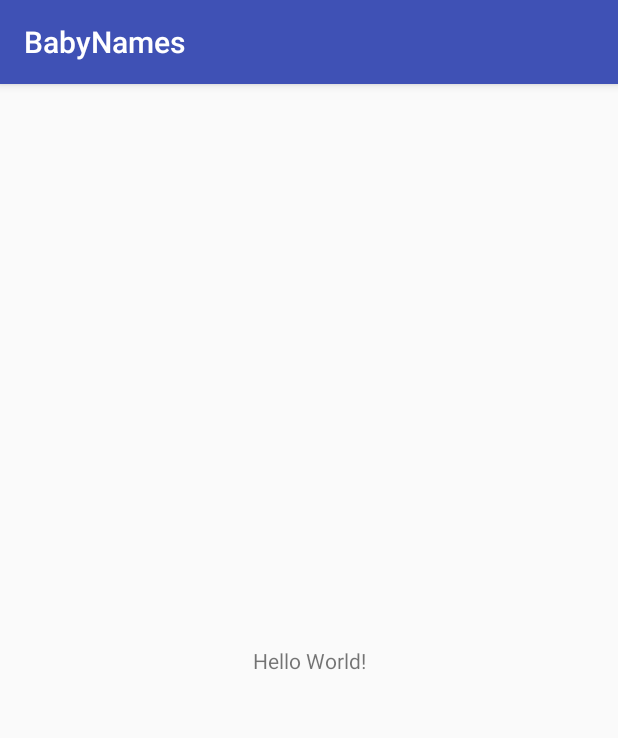
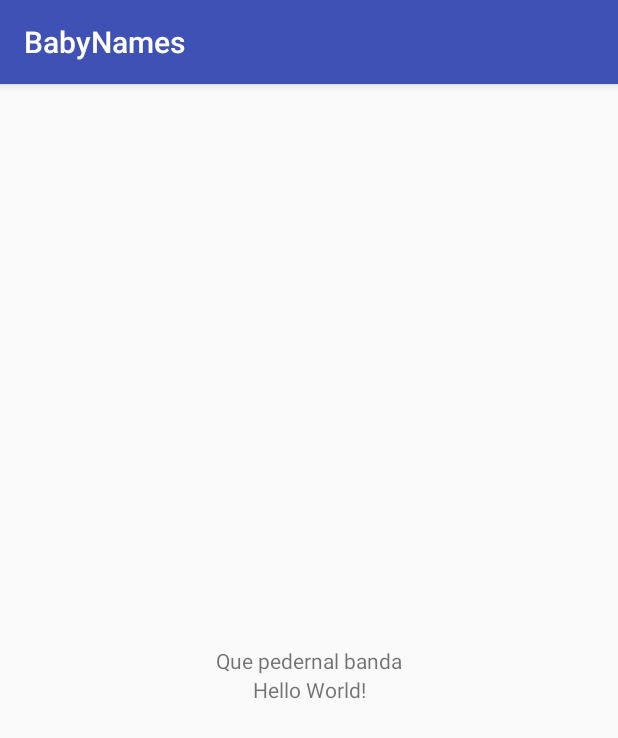
Before and after one commit to RobertoMobDev/BabyNames, an Android app: the screen it shows after launch (MainActivity), on a phone screen of 412 x 824 dp. Shown: the top 738 px of the screen. Run offline under Robolectric (Android 15) with nearby library versions, the phone set to English and light mode, and no system bars.

Commit message:
Main Activity Layout Updated

```diff
--- a/app/src/main/res/layout/activity_main.xml
+++ b/app/src/main/res/layout/activity_main.xml
@@ -7,12 +7,21 @@
     tools:context=".MainActivity">
 
     <TextView
+        android:id="@+id/hello"
         android:layout_width="wrap_content"
         android:layout_height="wrap_content"
-        android:text="Hello World!"
+        android:text="Que pedernal banda"
         app:layout_constraintBottom_toBottomOf="parent"
         app:layout_constraintLeft_toLeftOf="parent"
         app:layout_constraintRight_toRightOf="parent"
         app:layout_constraintTop_toTopOf="parent" />
 
+    <TextView
+        android:layout_width="wrap_content"
+        android:layout_height="wrap_content"
+        android:text="Hello World!"
+        app:layout_constraintTop_toBottomOf="@id/hello"
+        app:layout_constraintLeft_toLeftOf="parent"
+        app:layout_constraintRight_toRightOf="parent" />
+
 </android.support.constraint.ConstraintLayout>
```
